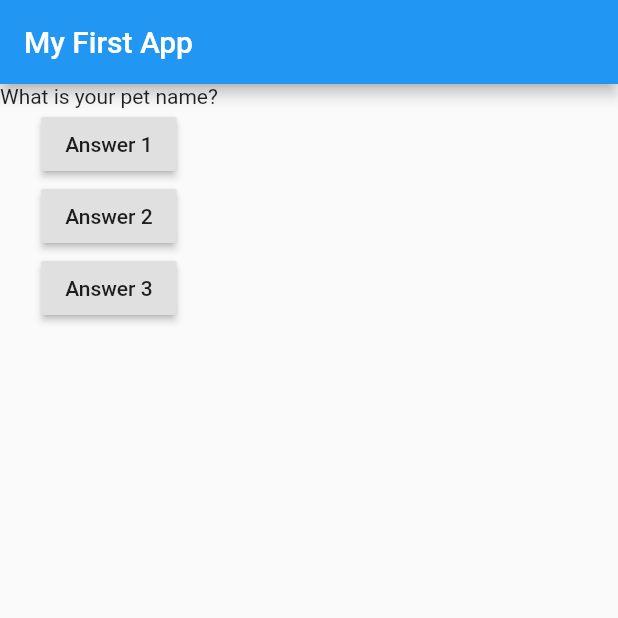
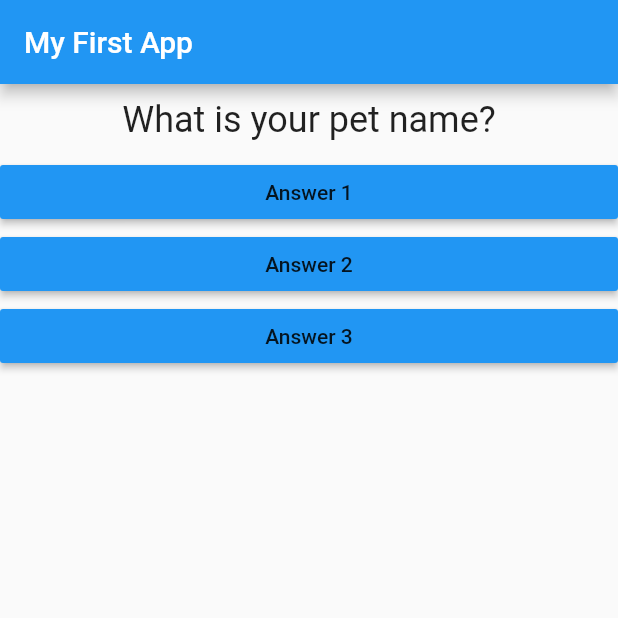
Before and after one commit to dewabisma/flutter-fundamental, a Flutter app: the screen it shows after launch, after a tap on "Answer 1", on a phone screen of 412 x 824 dp, the top half of it. Run offline on Flutter 3.47's test engine with Material 2 defaults, Android fonts, the light colour scheme and no system bars.

Commit message:
styling question, create container width whole screen, text style, button style, creating answer component, passing function around.

```diff
--- /dev/null
+++ b/lib/answer.dart
@@ -0,0 +1,20 @@
+import 'package:flutter/material.dart';
+
+class Answer extends StatelessWidget {
+  final VoidCallback pressHandler;
+  final String buttonText;
+
+  Answer(this.pressHandler, this.buttonText);
+
+  @override
+  Widget build(BuildContext context) {
+    return Container(
+      width: double.infinity,
+      child: RaisedButton(
+        onPressed: pressHandler,
+        child: Text(buttonText),
+        color: Colors.blue,
+      ),
+    );
+  }
+}
--- a/lib/main.dart
+++ b/lib/main.dart
@@ -1,6 +1,7 @@
 import 'package:flutter/material.dart';
 
 import './question.dart';
+import './answer.dart';
 
 main() {
   runApp(MyApp());
@@ -19,7 +20,7 @@ class _MyAppState extends State<MyApp> {
 
   var _questions = ['What is your name?', 'What is your pet name?'];
 
-  void printAnswer() {
+  void _printAnswer() {
     setState(() {
       _questionIndex = (_questionIndex + 1) % _questions.length;
     });
@@ -36,18 +37,9 @@ class _MyAppState extends State<MyApp> {
         body: Column(
           children: <Widget>[
             Question(_questions[_questionIndex]),
-            RaisedButton(
-              onPressed: printAnswer,
-              child: Text('Answer 1'),
-            ),
-            RaisedButton(
-              onPressed: printAnswer,
-              child: Text('Answer 2'),
-            ),
-            RaisedButton(
-              onPressed: printAnswer,
-              child: Text('Answer 3'),
-            ),
+            Answer(_printAnswer, 'Answer 1'),
+            Answer(_printAnswer, 'Answer 2'),
+            Answer(_printAnswer, 'Answer 3'),
           ],
         ),
       ),
--- a/lib/question.dart
+++ b/lib/question.dart
@@ -7,6 +7,16 @@ class Question extends StatelessWidget {
 
   @override
   Widget build(BuildContext context) {
-    return Text(questionText);
+    return Container(
+      width: double.infinity,
+      child: Text(
+        questionText,
+        style: TextStyle(
+          fontSize: 24,
+        ),
+        textAlign: TextAlign.center,
+      ),
+      margin: EdgeInsets.all(10),
+    );
   }
 }
```
